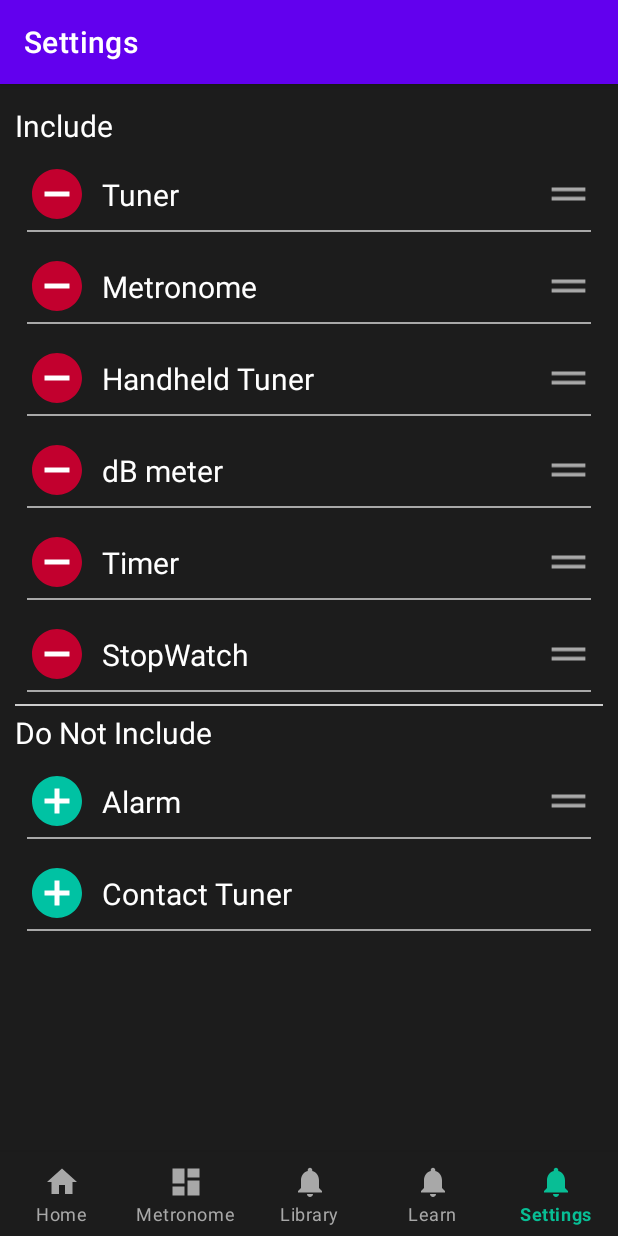
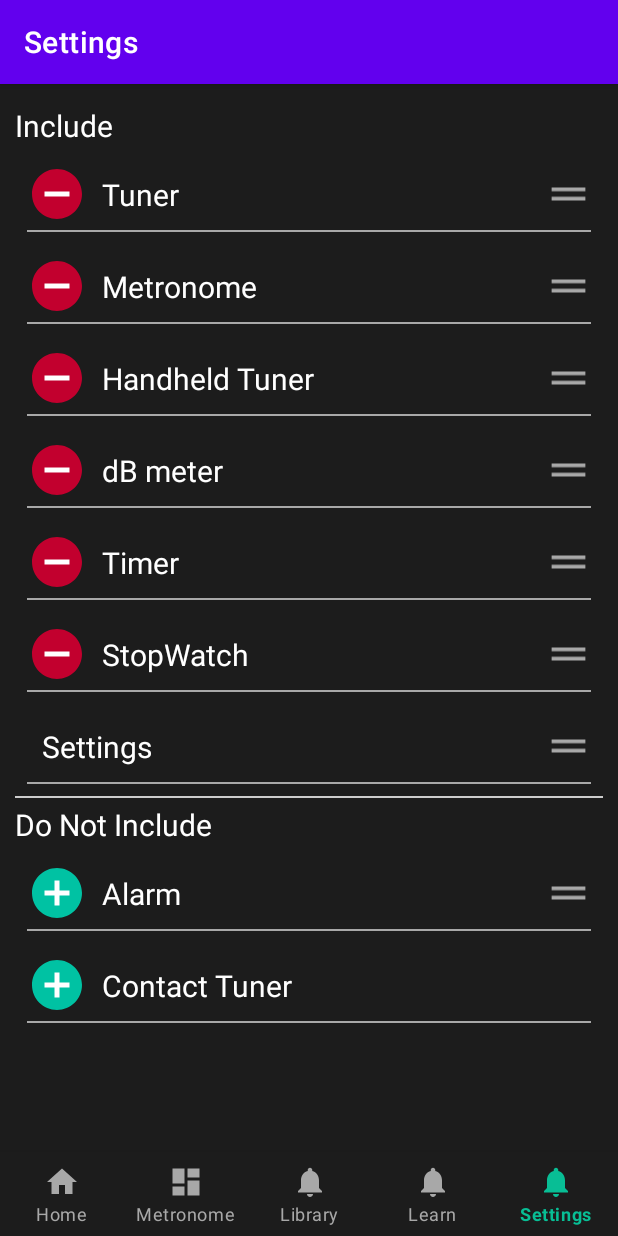
Before and after one commit to sunilgumber/soundbrennertask, an Android app: the SettingsFragment screen opened through its navigation route, on a phone screen of 412 x 824 dp. Run offline under Robolectric (Android 15) with nearby library versions, the phone set to English and light mode, and no system bars; our stand-ins replace ButterKnife, navigation-ui.

```diff
--- a/app/src/main/java/com/example/soundbrennertrial/model/CommonModel.kt
+++ b/app/src/main/java/com/example/soundbrennertrial/model/CommonModel.kt
@@ -1,3 +1,3 @@
 package com.example.soundbrennertrial.model
 
-data class CommonModel(var name: String,var isswipeable:Boolean,var category: EnumCategory)
+data class CommonModel(var name: String,var isswipeable:Boolean,var category: EnumCategory,var isexceptional:Boolean)
--- a/app/src/main/java/com/example/soundbrennertrial/model/Listener.java
+++ b/app/src/main/java/com/example/soundbrennertrial/model/Listener.java
@@ -1,7 +1,5 @@
 package com.example.soundbrennertrial.model;
 
 public interface Listener {
-    void setEmptyListTop(boolean visibility);
-
-    void setEmptyListBottom(boolean visibility);
+    void swapitems(CommonModel commonModel);
 }
--- a/app/src/main/java/com/example/soundbrennertrial/recyclerview/ListAdapter.java
+++ b/app/src/main/java/com/example/soundbrennertrial/recyclerview/ListAdapter.java
@@ -28,11 +28,11 @@ import butterknife.ButterKnife;
 public class ListAdapter extends RecyclerView.Adapter<ListAdapter.ListViewHolder>
         implements View.OnTouchListener {
 
-    private List<CommonModel> list;
+    private List<CommonModel> commonmodellist;
     private final Listener listener;
 
     public ListAdapter(List<CommonModel> list, Listener listener) {
-        this.list = list;
+        this.commonmodellist = list;
         this.listener = listener;
     }
 
@@ -46,18 +46,25 @@ public class ListAdapter extends RecyclerView.Adapter<ListAdapter.ListViewHolder
 
     @Override
     public void onBindViewHolder(ListViewHolder holder, int position) {
-        holder.ivminusorplus.setImageResource(list.get(position).getCategory()== EnumCategory.Include?R.drawable.ic_android_tables_resources_left_action_text_minus:R.drawable.ic_android_tables_resources_left_action_text_plus);
-        holder.ivequalicon.setVisibility(list.get(position).getIsswipeable()?View.VISIBLE:View.GONE);
-        holder.text.setText(list.get(position).getName());
+        holder.ivminusorplus.setVisibility(commonmodellist.get(position).getIsexceptional()?View.GONE:View.VISIBLE);
+        holder.ivminusorplus.setImageResource(commonmodellist.get(position).getCategory()== EnumCategory.Include?R.drawable.ic_android_tables_resources_left_action_text_minus:R.drawable.ic_android_tables_resources_left_action_text_plus);
+        holder.ivequalicon.setVisibility(commonmodellist.get(position).getIsswipeable()?View.VISIBLE:View.GONE);
+        holder.text.setText(commonmodellist.get(position).getName());
         holder.frameLayout.setTag(position);
         holder.frameLayout.setOnTouchListener(this);
-        holder.frameLayout.setOnDragListener(new DragListener(listener));
+        holder.frameLayout.setOnDragListener(new DragListener());
+        holder.ivminusorplus.setOnClickListener(new View.OnClickListener() {
+            @Override
+            public void onClick(View view) {
+                listener.swapitems(commonmodellist.get(position));
+            }
+        });
     }
 
 
     @Override
     public int getItemCount() {
-        return list.size();
+        return commonmodellist.size();
     }
 
     @Override
@@ -76,17 +83,17 @@ public class ListAdapter extends RecyclerView.Adapter<ListAdapter.ListViewHolder
         return false;
     }
 
-    List<CommonModel> getList() {
-        return list;
+    List<CommonModel> getCommonmodellist() {
+        return commonmodellist;
     }
 
     void updateList(List<CommonModel> list) {
-        this.list = list;
+        this.commonmodellist = list;
     }
 
     public DragListener getDragInstance() {
         if (listener != null) {
-            return new DragListener(listener);
+            return new DragListener();
         } else {
             Log.e("ListAdapter", "Listener wasn't initialized!");
             return null;
--- a/app/src/main/java/com/example/soundbrennertrial/ui/settings/SettingsFragment.kt
+++ b/app/src/main/java/com/example/soundbrennertrial/ui/settings/SettingsFragment.kt
@@ -2,6 +2,7 @@ package com.example.soundbrennertrial.ui.settings
 
 import androidx.lifecycle.ViewModelProvider
 import android.os.Bundle
+import android.util.Log
 import androidx.fragment.app.Fragment
 import android.view.LayoutInflater
 import android.view.View
@@ -20,22 +21,19 @@ class SettingsFragment : Fragment() ,
     Listener {
     private var _binding: FragmentSettingsBinding? = null
 
-    // This property is only valid between onCreateView and
-    // onDestroyView.
     private val binding get() = _binding!!
 
     lateinit var rvTop: RecyclerView
     lateinit var rvBottom: RecyclerView
-    companion object {
-        fun newInstance() = SettingsFragment()
-    }
-
-    private lateinit var viewModel: SettingsViewModel
+    val topList: MutableList<CommonModel> = ArrayList()
+    val bottomList: MutableList<CommonModel> = ArrayList()
+    lateinit var  topListAdapter:ListAdapter
+    lateinit var  bottomListAdapter:ListAdapter
 
     override fun onCreateView(
         inflater: LayoutInflater, container: ViewGroup?,
         savedInstanceState: Bundle?
-    ): View? {
+    ): View {
         val metronomeViewModel =
             ViewModelProvider(this).get(SettingsViewModel::class.java)
 
@@ -43,7 +41,6 @@ class SettingsFragment : Fragment() ,
         val root: View = binding.root
         rvTop=root.findViewById<RecyclerView>(R.id.rvTop)
         rvBottom=root.findViewById<RecyclerView>(R.id.rvBottom)
-        // ButterKnife.bind(this)
         initTopRecyclerView()
         initBottomRecyclerView()
              return root
@@ -53,14 +50,14 @@ class SettingsFragment : Fragment() ,
         rvTop.layoutManager = LinearLayoutManager(
             requireContext(), LinearLayoutManager.VERTICAL, false
         )
-        val topList: MutableList<CommonModel> = ArrayList()
-        topList.add(CommonModel("Tuner",true,EnumCategory.Include))
-        topList.add(CommonModel("Metronome",true,EnumCategory.Include))
-        topList.add(CommonModel("Handheld Tuner",true,EnumCategory.Include))
-        topList.add(CommonModel("dB meter",true,EnumCategory.Include))
-        topList.add(CommonModel("Timer",true,EnumCategory.Include))
-        topList.add(CommonModel("StopWatch",true,EnumCategory.Include))
-        val topListAdapter =
+        topList.add(CommonModel("Tuner",true,EnumCategory.Include,false))
+        topList.add(CommonModel("Metronome",true,EnumCategory.Include,false))
+        topList.add(CommonModel("Handheld Tuner",true,EnumCategory.Include,false))
+        topList.add(CommonModel("dB meter",true,EnumCategory.Include,false))
+        topList.add(CommonModel("Timer",true,EnumCategory.Include,false))
+        topList.add(CommonModel("StopWatch",true,EnumCategory.Include,false))
+        topList.add(CommonModel("Settings",true,EnumCategory.Include,true))
+         topListAdapter =
             ListAdapter(topList, this)
         rvTop.adapter = topListAdapter
         rvTop.setOnDragListener(topListAdapter.dragInstance)
@@ -70,14 +67,9 @@ class SettingsFragment : Fragment() ,
         rvBottom.layoutManager = LinearLayoutManager(
             requireContext(), LinearLayoutManager.VERTICAL, false
         )
-        val bottomList: MutableList<CommonModel> = ArrayList()
-        bottomList.add(CommonModel("Alarm",true,EnumCategory.DontInclude))
-        bottomList.add(CommonModel("Contact Tuner",false,EnumCategory.DontInclude))
-        val bottomListAdapter =
-            ListAdapter(
-                bottomList,
-                this
-            )
+        bottomList.add(CommonModel("Alarm",true,EnumCategory.DontInclude,false))
+        bottomList.add(CommonModel("Contact Tuner",false,EnumCategory.DontInclude,false))
+        bottomListAdapter = ListAdapter(bottomList, this)
         rvBottom.adapter = bottomListAdapter
         rvBottom.setOnDragListener(bottomListAdapter.dragInstance)
     }
@@ -87,10 +79,20 @@ class SettingsFragment : Fragment() ,
         _binding = null
     }
 
-    override fun setEmptyListTop(visibility: Boolean) {
-    }
-
-    override fun setEmptyListBottom(visibility: Boolean) {
+    override fun swapitems(commonModel: CommonModel?) {
+        if (commonModel?.category==EnumCategory.Include){
+            topList.remove(commonModel)
+            commonModel.category=EnumCategory.DontInclude
+            bottomList.add(commonModel)
+        }
+        else if(commonModel?.category==EnumCategory.DontInclude)
+        {
+            bottomList.remove(commonModel)
+            commonModel.category=EnumCategory.Include
+            topList.add(commonModel)
+        }
+        topListAdapter.notifyDataSetChanged()
+        bottomListAdapter.notifyDataSetChanged()
     }
 
 }
```
Also changed, not shown: app/src/main/java/com/example/soundbrennertrial/recyclerview/DragListener.java (+4 -22 lines).
